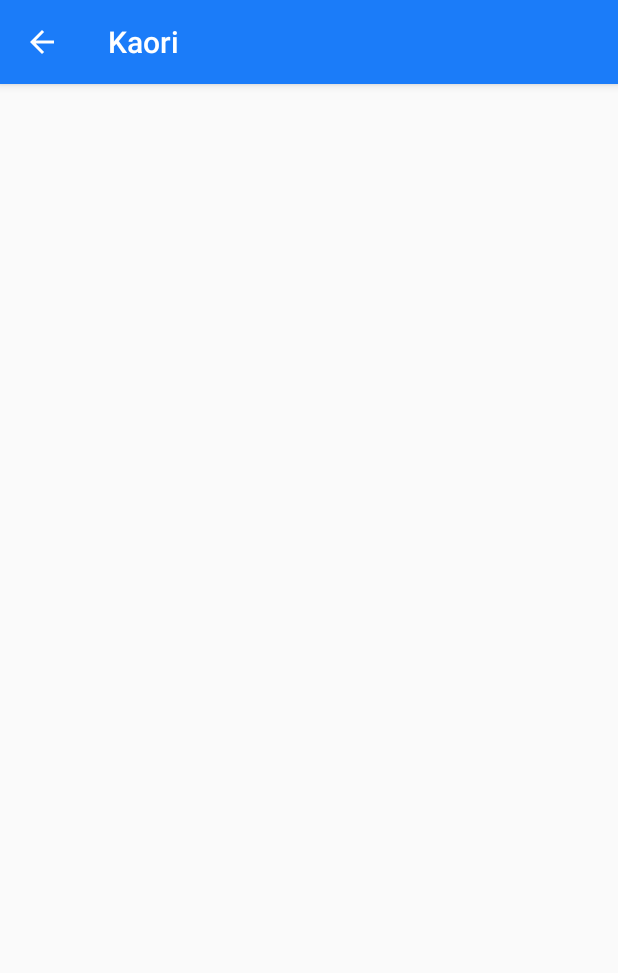
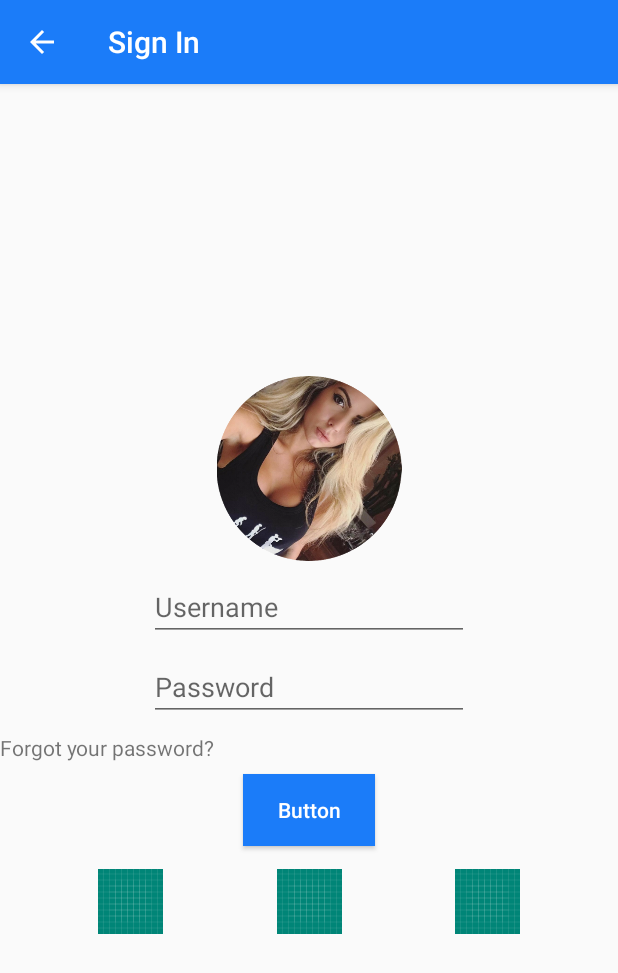
Before and after one commit to andrea-cola/kaori, an Android app: the screen it shows after launch (Kaori), after a tap on "Sign In", on a phone screen of 412 x 824 dp. Shown: the top 973 px of the screen. Run offline under Robolectric (Android 15) with nearby library versions, the light colour scheme and no system bars.

Commit message:
Andrea Cola Implementata la grafica della seconda fase. Devono essere sistemati i constraints. Vanno selezione le icone dei social per il login.

```diff
--- /dev/null
+++ b/app/src/main/java/com/kaori/kaori/Constants.java
@@ -0,0 +1,7 @@
+package com.kaori.kaori;
+
+public class Constants {
+
+    public static final String title_signin = "Sign In";
+
+}
--- a/app/src/main/java/com/kaori/kaori/LoginRegistrationFragments/LoginFragment.java
+++ b/app/src/main/java/com/kaori/kaori/LoginRegistrationFragments/LoginFragment.java
@@ -8,6 +8,7 @@ import android.view.LayoutInflater;
 import android.view.View;
 import android.view.ViewGroup;
 
+import com.kaori.kaori.Constants;
 import com.kaori.kaori.Kaori;
 import com.kaori.kaori.R;
 
@@ -18,8 +19,11 @@ public class LoginFragment extends Fragment {
     public View onCreateView(@NonNull LayoutInflater inflater, @Nullable ViewGroup container, @Nullable Bundle savedInstanceState) {
         View view = inflater.inflate(R.layout.login2, container, false);
 
-        if(getActivity() != null && isAdded())
-            ((Kaori)getActivity()).getSupportActionBar().show();
+        // show the bar
+        if(getActivity() != null && isAdded()) {
+            ((Kaori) getActivity()).getSupportActionBar().show();
+            ((Kaori) getActivity()).getSupportActionBar().setTitle(Constants.title_signin);
+        }
 
         return view;
     }
--- a/app/src/main/res/layout/login2.xml
+++ b/app/src/main/res/layout/login2.xml
@@ -1,6 +1,109 @@
 <?xml version="1.0" encoding="utf-8"?>
-<android.support.constraint.ConstraintLayout
-    xmlns:android="http://schemas.android.com/apk/res/android" android:layout_width="match_parent"
+<android.support.constraint.ConstraintLayout xmlns:android="http://schemas.android.com/apk/res/android"
+    xmlns:app="http://schemas.android.com/apk/res-auto"
+    xmlns:tools="http://schemas.android.com/tools"
+    android:layout_width="match_parent"
     android:layout_height="match_parent">
 
+    <ImageView
+        android:id="@+id/imageView2"
+        android:layout_width="43dp"
+        android:layout_height="57dp"
+        android:layout_marginStart="10dp"
+        android:layout_marginTop="8dp"
+        app:layout_constraintEnd_toEndOf="parent"
+        app:layout_constraintHorizontal_bias="0.5"
+        app:layout_constraintStart_toEndOf="@+id/imageView3"
+        app:layout_constraintTop_toBottomOf="@+id/button"
+        app:srcCompat="@drawable/ic_launcher_background" />
+
+    <ImageView
+        android:id="@+id/imageView3"
+        android:layout_width="43dp"
+        android:layout_height="57dp"
+        android:layout_marginTop="8dp"
+        app:layout_constraintBottom_toBottomOf="parent"
+        app:layout_constraintEnd_toStartOf="@+id/imageView2"
+        app:layout_constraintHorizontal_bias="0.5"
+        app:layout_constraintStart_toEndOf="@+id/imageView"
+        app:layout_constraintTop_toBottomOf="@+id/button"
+        app:srcCompat="@drawable/ic_launcher_background" />
+
+    <ImageView
+        android:id="@+id/imageView4"
+        android:layout_width="0dp"
+        android:layout_height="0dp"
+        app:layout_constraintBottom_toTopOf="@+id/editText"
+        app:layout_constraintDimensionRatio="w,1:1"
+        app:layout_constraintEnd_toEndOf="parent"
+        app:layout_constraintHorizontal_bias="0.5"
+        app:layout_constraintStart_toStartOf="parent"
+        app:layout_constraintTop_toTopOf="parent"
+        app:layout_constraintVertical_chainStyle="packed"
+        app:layout_constraintWidth_percent="0.30"
+        app:srcCompat="@mipmap/ludo" />
+
+    <EditText
+        android:id="@+id/editText"
+        android:layout_width="wrap_content"
+        android:layout_height="wrap_content"
+        android:layout_marginTop="8dp"
+        android:ems="10"
+        android:hint="Username"
+        android:inputType="textEmailAddress"
+        app:layout_constraintBottom_toTopOf="@+id/editText2"
+        app:layout_constraintEnd_toEndOf="parent"
+        app:layout_constraintHorizontal_bias="0.5"
+        app:layout_constraintStart_toStartOf="parent"
+        app:layout_constraintTop_toBottomOf="@+id/imageView4" />
+
+    <EditText
+        android:id="@+id/editText2"
+        android:layout_width="wrap_content"
+        android:layout_height="wrap_content"
+        android:layout_marginTop="8dp"
+        android:ems="10"
+        android:hint="Password"
+        android:inputType="textPassword"
+        app:layout_constraintBottom_toTopOf="@+id/textView2"
+        app:layout_constraintEnd_toEndOf="parent"
+        app:layout_constraintHorizontal_bias="0.5"
+        app:layout_constraintStart_toStartOf="parent"
+        app:layout_constraintTop_toBottomOf="@+id/editText" />
+
+    <Button
+        android:id="@+id/button"
+        style="@style/KaoriButton"
+        android:layout_width="wrap_content"
+        android:layout_height="wrap_content"
+        android:layout_marginTop="8dp"
+        android:text="Button"
+        app:layout_constraintBottom_toTopOf="@+id/imageView3"
+        app:layout_constraintEnd_toEndOf="parent"
+        app:layout_constraintHorizontal_bias="0.5"
+        app:layout_constraintStart_toStartOf="parent"
+        app:layout_constraintTop_toBottomOf="@+id/textView2" />
+
+    <TextView
+        android:id="@+id/textView2"
+        android:layout_width="wrap_content"
+        android:layout_height="wrap_content"
+        android:layout_marginTop="8dp"
+        android:text="Forgot your password?"
+        app:layout_constraintBottom_toTopOf="@+id/button"
+        app:layout_constraintTop_toBottomOf="@+id/editText2"
+        tools:layout_editor_absoluteX="162dp" />
+
+    <ImageView
+        android:id="@+id/imageView"
+        android:layout_width="43dp"
+        android:layout_height="57dp"
+        android:layout_marginTop="8dp"
+        android:layout_marginEnd="10dp"
+        app:layout_constraintEnd_toStartOf="@+id/imageView3"
+        app:layout_constraintHorizontal_bias="0.5"
+        app:layout_constraintStart_toStartOf="parent"
+        app:layout_constraintTop_toBottomOf="@+id/button"
+        app:srcCompat="@drawable/ic_launcher_background" />
+
 </android.support.constraint.ConstraintLayout>
```
